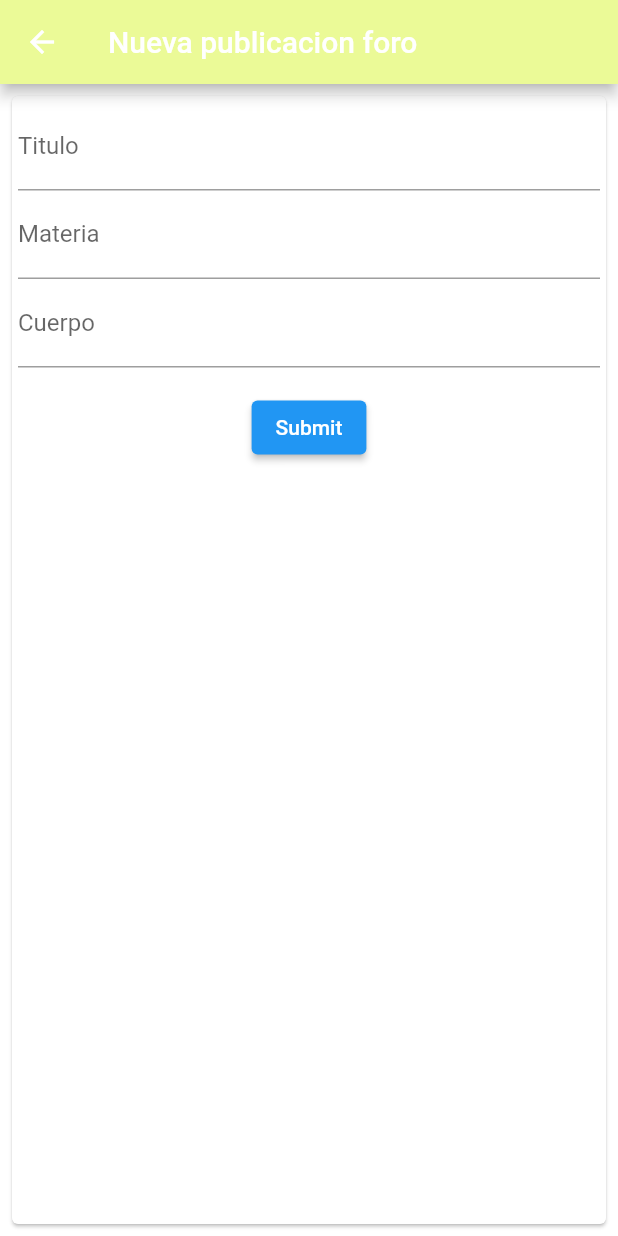
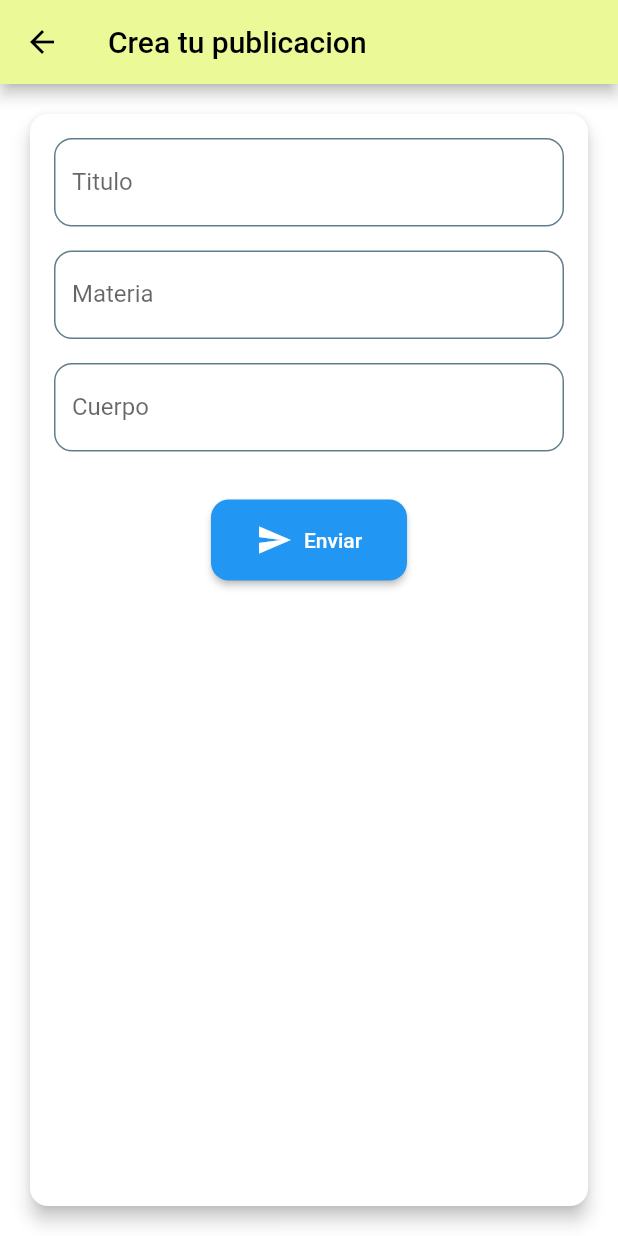
Before and after one commit to DeuxMachin/TI3_2023, a Flutter app: the NewPostForm screen opened directly, on a phone screen of 412 x 824 dp. Run offline on Flutter 3.47's test engine with Material 2 defaults, Android fonts, the phone set to English and light mode, and no system bars; our stand-ins replace chat_bubbles, cloud_firestore, firebase_auth, firebase_core, google_sign_in, googleapis_auth; missing offline and left inert: googleapis; accounts and stored records are empty.

Commit message:
arreglo form

```diff
--- a/appcedid/lib/screens/newPostForm.dart
+++ b/appcedid/lib/screens/newPostForm.dart
@@ -14,42 +14,87 @@ class _NewPostFormState extends State<NewPostForm> {
   final db =
       DatabaseService(); // Crea una instancia del servicio de base de datos aquí
 
+  InputDecoration _inputDecoration(String label) {
+    return InputDecoration(
+      labelText: label,
+      filled: true,
+      fillColor: Colors.white,
+      border: OutlineInputBorder(
+        borderRadius: BorderRadius.circular(12.0),
+      ),
+      enabledBorder: OutlineInputBorder(
+        borderSide: BorderSide(color: Colors.blueGrey, width: 1.0),
+        borderRadius: BorderRadius.circular(12.0),
+      ),
+      focusedBorder: OutlineInputBorder(
+        borderSide: BorderSide(color: Colors.blue, width: 2.0),
+        borderRadius: BorderRadius.circular(12.0),
+      ),
+    );
+  }
+
   @override
   Widget build(BuildContext context) {
     return Scaffold(
       appBar: AppBar(
-        title: Text('Nueva publicacion foro'),
+        title:
+            Text('Crea tu publicacion', style: TextStyle(color: Colors.black)),
+        iconTheme: IconThemeData(color: Colors.black),
         backgroundColor: Color.fromARGB(255, 235, 250, 151),
       ),
       body: Padding(
-        padding: EdgeInsets.all(4),
+        padding: EdgeInsets.all(16),
         child: Card(
+          elevation: 5.0,
+          shape: RoundedRectangleBorder(
+            borderRadius: BorderRadius.circular(12.0),
+          ),
           child: Padding(
-            padding: EdgeInsets.all(4),
+            padding: EdgeInsets.all(16),
             child: Form(
               key: _formKey,
               child: Column(
                 children: <Widget>[
                   TextFormField(
-                    decoration: InputDecoration(labelText: 'Titulo'),
+                    decoration: _inputDecoration('Titulo'),
                     onSaved: (value) {
                       title = value ?? '';
                     },
+                    validator: (value) {
+                      if (value == null || value.isEmpty) {
+                        return 'Por favor ingresa un título';
+                      }
+                      return null;
+                    },
                   ),
+                  SizedBox(height: 16),
                   TextFormField(
-                    decoration: InputDecoration(labelText: 'Materia'),
+                    decoration: _inputDecoration('Materia'),
                     onSaved: (value) {
                       subject = value ?? '';
                     },
+                    validator: (value) {
+                      if (value == null || value.isEmpty) {
+                        return 'Por favor ingresa una materia';
+                      }
+                      return null;
+                    },
                   ),
+                  SizedBox(height: 16),
                   TextFormField(
-                    decoration: InputDecoration(labelText: 'Cuerpo'),
+                    decoration: _inputDecoration('Cuerpo'),
                     onSaved: (value) {
                       body = value ?? '';
                     },
+                    validator: (value) {
+                      if (value == null || value.isEmpty) {
+                        return 'Por favor ingresa su consulta';
+                      }
+                      return null;
+                    },
                   ),
-                  SizedBox(height: 16),
-                  ElevatedButton(
+                  SizedBox(height: 32),
+                  ElevatedButton.icon(
                     onPressed: () async {
                       if (_formKey.currentState?.validate() ?? false) {
                         _formKey.currentState?.save();
@@ -65,7 +110,17 @@ class _NewPostFormState extends State<NewPostForm> {
                         Navigator.pop(context);
                       }
                     },
-                    child: Text('Submit'),
+                    icon: Icon(Icons.send),
+                    label: Text('Enviar'),
+                    style: ElevatedButton.styleFrom(
+                      primary: Colors.blue,
+                      onPrimary: Colors.white,
+                      padding:
+                          EdgeInsets.symmetric(horizontal: 30, vertical: 15),
+                      shape: RoundedRectangleBorder(
+                        borderRadius: BorderRadius.circular(12.0),
+                      ),
+                    ),
                   ),
                 ],
               ),
```
Also changed, not shown: appcedid/lib/screens/perfil.dart (+13 -59 lines).
